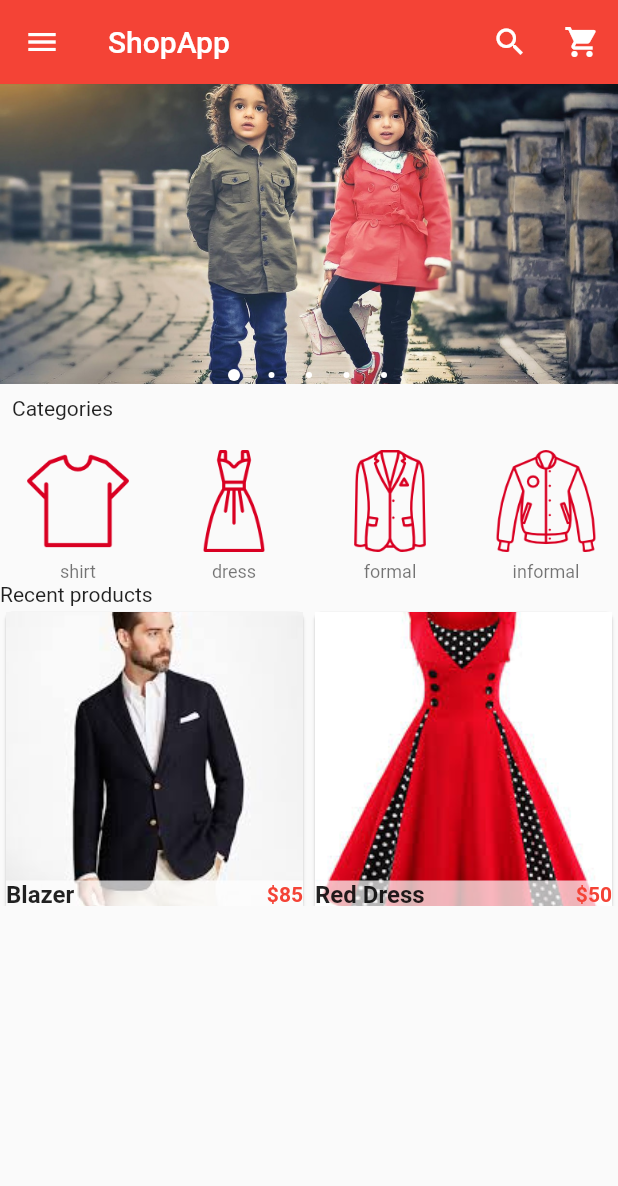
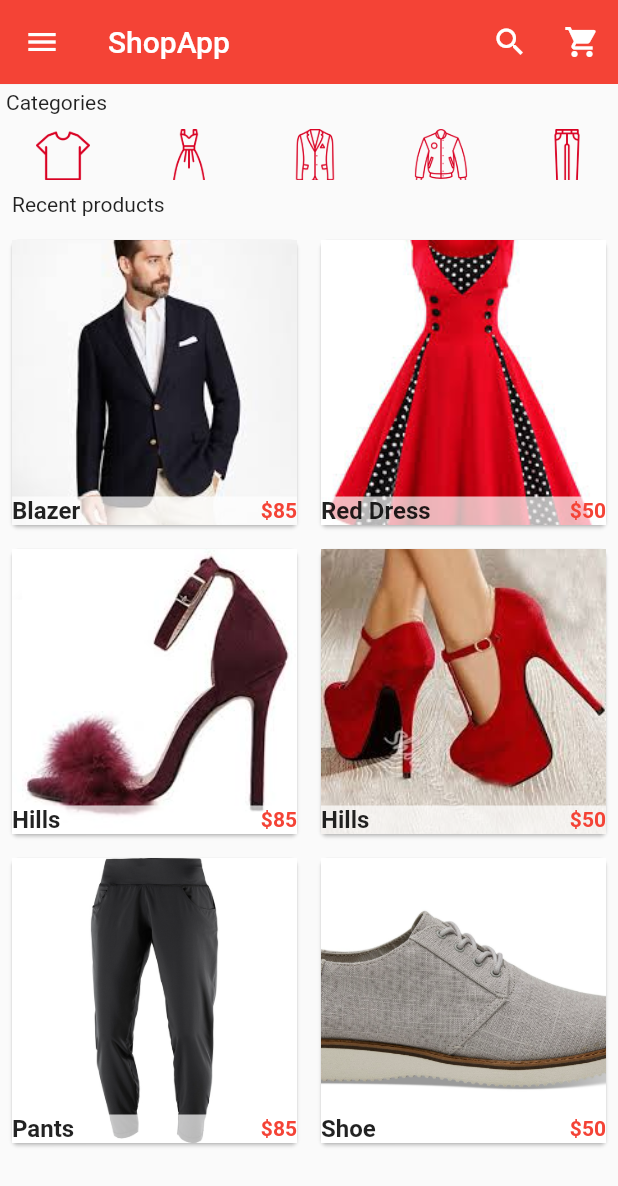
Before and after one commit to BahuCivci/E-businessApp, a Flutter app: the HomePage screen opened directly, on a phone screen of 412 x 824 dp. Shown: the top 1186 px of the screen. Run offline on Flutter 3.47's test engine with Material 2 defaults, Android fonts, the phone set to English and light mode, and no system bars; drawn by our look-alikes of carousel_pro; our stand-ins replace cloud_firestore, firebase_auth, fluttertoast, google_sign_in, shared_preferences; missing offline and left inert: dart:html; accounts and stored records are empty.

Commit message:
hard copy code fixed

```diff
--- a/lib/components/horizontal_listview.dart
+++ b/lib/components/horizontal_listview.dart
@@ -6,7 +6,7 @@ class HorizontalList extends StatelessWidget {
   @override
   Widget build(BuildContext context) {
     return Container(
-      height: 100,
+      height: 40,
       child: ListView(
         scrollDirection: Axis.horizontal,
         children: [
@@ -57,12 +57,12 @@ class Category extends StatelessWidget {
       child: InkWell(
         onTap: () {},
         child: Container(
-          width: 100,
+          width: 80,
           child: ListTile(
             title: Image.asset(
               image_location,
-              width: 100,
-              height: 80,
+              width: 40,
+              height: 40,
             ),
             subtitle: Container(
               alignment: Alignment.topCenter,
--- a/lib/components/products.dart
+++ b/lib/components/products.dart
@@ -52,11 +52,14 @@ class _ProductsState extends State<Products> {
       gridDelegate:
           SliverGridDelegateWithFixedCrossAxisCount(crossAxisCount: 2),
       itemBuilder: (BuildContext contex, int index) {
-        return Single_prod(
-          prod_name: product_list[index]['name'],
-          prod_picture: product_list[index]['picture'],
-          prod_old_price: product_list[index]['old_price'],
-          prod_price: product_list[index]['price'],
+        return Padding(
+          padding: const EdgeInsets.all(4.0),
+          child: Single_prod(
+            prod_name: product_list[index]['name'],
+            prod_picture: product_list[index]['picture'],
+            prod_old_price: product_list[index]['old_price'],
+            prod_price: product_list[index]['price'],
+          ),
         );
       },
     );
--- a/lib/main.dart
+++ b/lib/main.dart
@@ -1,192 +1,8 @@
 import 'package:flutter/material.dart';
-import 'package:carousel_pro/carousel_pro.dart';
-
-//my own imports
-import 'components/horizontal_listview.dart';
-import 'components/products.dart';
-import 'pages/cart.dart';
+import 'package:flutter_ecom/pages/login.dart';
 
 void main() {
   runApp(
-    MaterialApp(debugShowCheckedModeBanner: false, home: HomePage()),
+    MaterialApp(debugShowCheckedModeBanner: false, home: Login()),
   );
 }
-
-class HomePage extends StatefulWidget {
-  const HomePage({Key? key}) : super(key: key);
-
-  @override
-  _HomePageState createState() => _HomePageState();
-}
-
-class _HomePageState extends State<HomePage> {
-  @override
-  Widget build(BuildContext context) {
-    Widget image_carousel = Container(
-      height: 200.0,
-      child: Carousel(
-        boxFit: BoxFit.cover,
-        images: [
-          AssetImage('images/c1.jpg'),
-          AssetImage('images/m1.jpeg'),
-          AssetImage('images/w3.jpeg'),
-          AssetImage('images/w4.jpeg'),
-          AssetImage('images/m2.jpg'),
-        ],
-        autoplay: false,
-        // animationCurve: Curves.fastOutSlowIn,
-        // animationDuration: Duration(milliseconds: 1000),
-        dotSize: 4,
-        indicatorBgPadding: 2,
-        dotBgColor: Colors.transparent,
-      ),
-    );
-    return Scaffold(
-      appBar: new AppBar(
-        elevation: 0.1,
-        backgroundColor: Colors.red,
-        title: Text('ShopApp'),
-        actions: [
-          IconButton(
-              onPressed: () {},
-              icon: Icon(
-                Icons.search,
-                color: Colors.white,
-              )),
-          IconButton(
-              onPressed: () {
-                Navigator.push(
-                    context, MaterialPageRoute(builder: (context) => Cart()));
-              },
-              icon: Icon(
-                Icons.shopping_cart,
-                color: Colors.white,
-              ))
-        ],
-      ),
-      drawer: Drawer(
-        child: ListView(
-          children: [
-//            header
-            UserAccountsDrawerHeader(
-              accountName: Text('Bahu Civci'),
-              accountEmail: Text('bahu.civci@gmail.com'),
-              currentAccountPicture: GestureDetector(
-                child: CircleAvatar(
-                  backgroundColor: Colors.grey,
-                  child: Icon(
-                    Icons.person,
-                    color: Colors.white,
-                  ),
-                ),
-              ),
-              decoration: BoxDecoration(
-                color: Colors.red,
-              ),
-            ),
-//            body
-            //Inkwell make the widget button
-            InkWell(
-              onTap: () {},
-              child: ListTile(
-                title: Text('Home Page'),
-                leading: Icon(
-                  Icons.home,
-                  color: Colors.red,
-                ),
-              ),
-            ),
-            InkWell(
-              onTap: () {},
-              child: ListTile(
-                title: Text('My account'),
-                leading: Icon(
-                  Icons.person,
-                  color: Colors.red,
-                ),
-              ),
-            ),
-            InkWell(
-              onTap: () {},
-              child: ListTile(
-                title: Text('My Orders'),
-                leading: Icon(
-                  Icons.shopping_basket,
-                  color: Colors.red,
-                ),
-              ),
-            ),
-            InkWell(
-              onTap: () {
-                Navigator.push(
-                    context, MaterialPageRoute(builder: (context) => Cart()));
-              },
-              child: ListTile(
-                title: Text('Shopping cart'),
-                leading: Icon(
-                  Icons.shopping_cart,
-                  color: Colors.red,
-                ),
-              ),
-            ),
-            InkWell(
-              onTap: () {},
-              child: ListTile(
-                title: Text('Favourites'),
-                leading: Icon(
-                  Icons.favorite,
-                  color: Colors.red,
-                ),
-              ),
-            ),
-
-            Divider(),
-
-            InkWell(
-              onTap: () {},
-              child: ListTile(
-                title: Text('Settings'),
-                leading: Icon(
-                  Icons.settings,
-                ),
-              ),
-            ),
-            InkWell(
-              onTap: () {},
-              child: ListTile(
-                title: Text('About'),
-                leading: Icon(
-                  Icons.help,
-                ),
-              ),
-            ),
-          ],
-        ),
-      ),
-      body: ListView(
-        children: [
-          //image carousel begins here
-          image_carousel,
-
-          //paddig widget
-          Padding(
-            padding: const EdgeInsets.all(8.0),
-            child: Text('Categories'),
-          ),
-
-          //Horizontal list view begins here
-          HorizontalList(),
-          Padding(
-            padding: const EdgeInsets.all(.0),
-            child: Text('Recent products'),
-          ),
-
-          Container(
-            height: 200,
-            child: Products(),
-          ),
-        ],
-      ),
-    );
-  }
-}
--- /dev/null
+++ b/lib/pages/home.dart
@@ -0,0 +1,189 @@
+import 'package:flutter/material.dart';
+
+import 'package:carousel_pro/carousel_pro.dart';
+
+//my own imports
+import '../components/horizontal_listview.dart';
+import '../components/products.dart';
+import '../pages/cart.dart';
+
+class HomePage extends StatefulWidget {
+  const HomePage({Key? key}) : super(key: key);
+
+  @override
+  _HomePageState createState() => _HomePageState();
+}
+
+class _HomePageState extends State<HomePage> {
+  @override
+  Widget build(BuildContext context) {
+    Widget image_carousel = Container(
+      height: 200.0,
+      child: Carousel(
+        boxFit: BoxFit.cover,
+        images: [
+          AssetImage('images/c1.jpg'),
+          AssetImage('images/m1.jpeg'),
+          AssetImage('images/w3.jpeg'),
+          AssetImage('images/w4.jpeg'),
+          AssetImage('images/m2.jpg'),
+        ],
+        autoplay: false,
+        // animationCurve: Curves.fastOutSlowIn,
+        // animationDuration: Duration(milliseconds: 1000),
+        dotSize: 4,
+        indicatorBgPadding: 2,
+        dotBgColor: Colors.transparent,
+      ),
+    );
+    return Scaffold(
+      appBar: new AppBar(
+        elevation: 0.1,
+        backgroundColor: Colors.red,
+        title: Text('ShopApp'),
+        actions: [
+          IconButton(
+              onPressed: () {},
+              icon: Icon(
+                Icons.search,
+                color: Colors.white,
+              )),
+          IconButton(
+              onPressed: () {
+                Navigator.push(
+                    context, MaterialPageRoute(builder: (context) => Cart()));
+              },
+              icon: Icon(
+                Icons.shopping_cart,
+                color: Colors.white,
+              ))
+        ],
+      ),
+      drawer: Drawer(
+        child: ListView(
+          children: [
+//            header
+            UserAccountsDrawerHeader(
+              accountName: Text('Bahu Civci'),
+              accountEmail: Text('bahu.civci@gmail.com'),
+              currentAccountPicture: GestureDetector(
+                child: CircleAvatar(
+                  backgroundColor: Colors.grey,
+                  child: Icon(
+                    Icons.person,
+                    color: Colors.white,
+                  ),
+                ),
+              ),
+              decoration: BoxDecoration(
+                color: Colors.red,
+              ),
+            ),
+//            body
+            //Inkwell make the widget button
+            InkWell(
+              onTap: () {},
+              child: ListTile(
+                title: Text('Home Page'),
+                leading: Icon(
+                  Icons.home,
+                  color: Colors.red,
+                ),
+              ),
+            ),
+            InkWell(
+              onTap: () {},
+              child: ListTile(
+                title: Text('My account'),
+                leading: Icon(
+                  Icons.person,
+                  color: Colors.red,
+                ),
+              ),
+            ),
+            InkWell(
+              onTap: () {},
+              child: ListTile(
+                title: Text('My Orders'),
+                leading: Icon(
+                  Icons.shopping_basket,
+                  color: Colors.red,
+                ),
+              ),
+            ),
+            InkWell(
+              onTap: () {
+                Navigator.push(
+                    context, MaterialPageRoute(builder: (context) => Cart()));
+              },
+              child: ListTile(
+                title: Text('Shopping cart'),
+                leading: Icon(
+                  Icons.shopping_cart,
+                  color: Colors.red,
+                ),
+              ),
+            ),
+            InkWell(
+              onTap: () {},
+              child: ListTile(
+                title: Text('Favourites'),
+                leading: Icon(
+                  Icons.favorite,
+                  color: Colors.red,
+                ),
+              ),
+            ),
+
+            Divider(),
+
+            InkWell(
+              onTap: () {},
+              child: ListTile(
+                title: Text('Settings'),
+                leading: Icon(
+                  Icons.settings,
+                ),
+              ),
+            ),
+            InkWell(
+              onTap: () {},
+              child: ListTile(
+                title: Text('About'),
+                leading: Icon(
+                  Icons.help,
+                ),
+              ),
+            ),
+          ],
+        ),
+      ),
+      body: Column(
+        children: [
+          //image carousel begins here
+          // image_carousel,
+
+          //paddig widget
+          Padding(
+            padding: const EdgeInsets.all(4.0),
+            child: Container(
+                alignment: Alignment.centerLeft, child: Text('Categories')),
+          ),
+
+          //Horizontal list view begins here
+          HorizontalList(),
+          Padding(
+            padding: const EdgeInsets.all(8),
+            child: Container(
+                alignment: Alignment.centerLeft,
+                child: Text('Recent products')),
+          ),
+
+          Flexible(
+            child: Products(),
+          ),
+        ],
+      ),
+    );
+  }
+}
--- a/pubspec.yaml
+++ b/pubspec.yaml
@@ -37,6 +37,11 @@ dependencies:
   # Use with the CupertinoIcons class for iOS style icons.
   cupertino_icons: ^1.0.2
   carousel_pro: ^1.0.0
+  firebase_auth: ^3.3.11
+  cloud_firestore: ^3.1.10
+  google_sign_in: ^5.2.4
+  shared_preferences: ^2.0.13
+  fluttertoast: ^8.0.9
 
 dev_dependencies:
   flutter_test:
```
Also changed, not shown: lib/pages/login.dart (added, +51 -0 lines), pubspec.lock, 3 other files.
